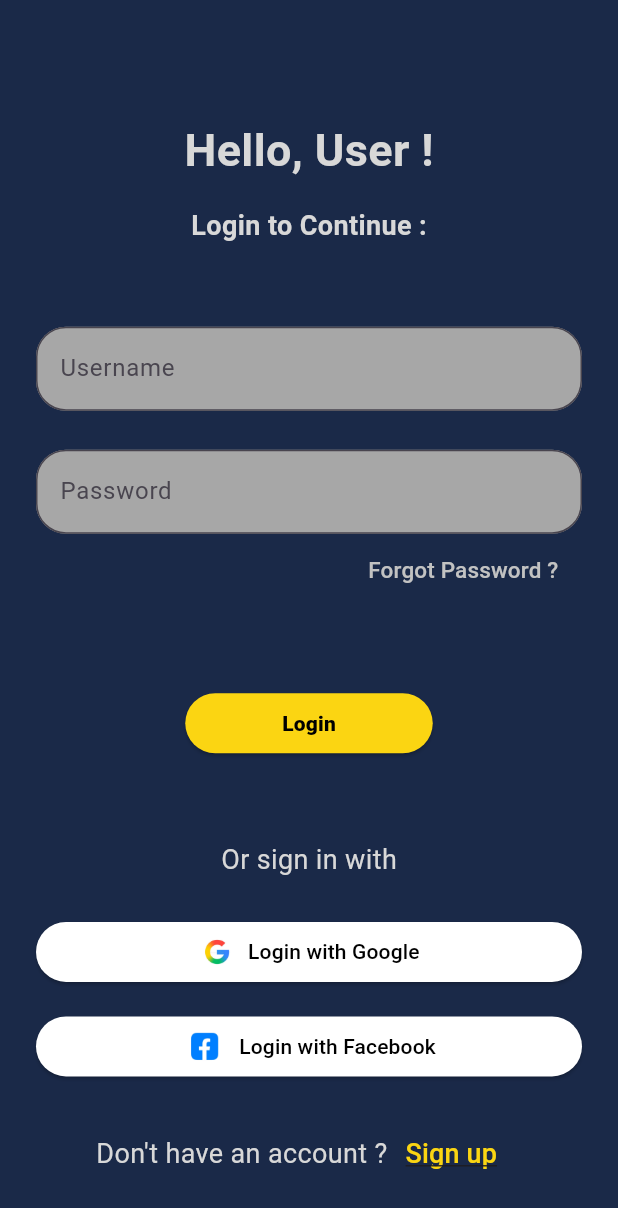
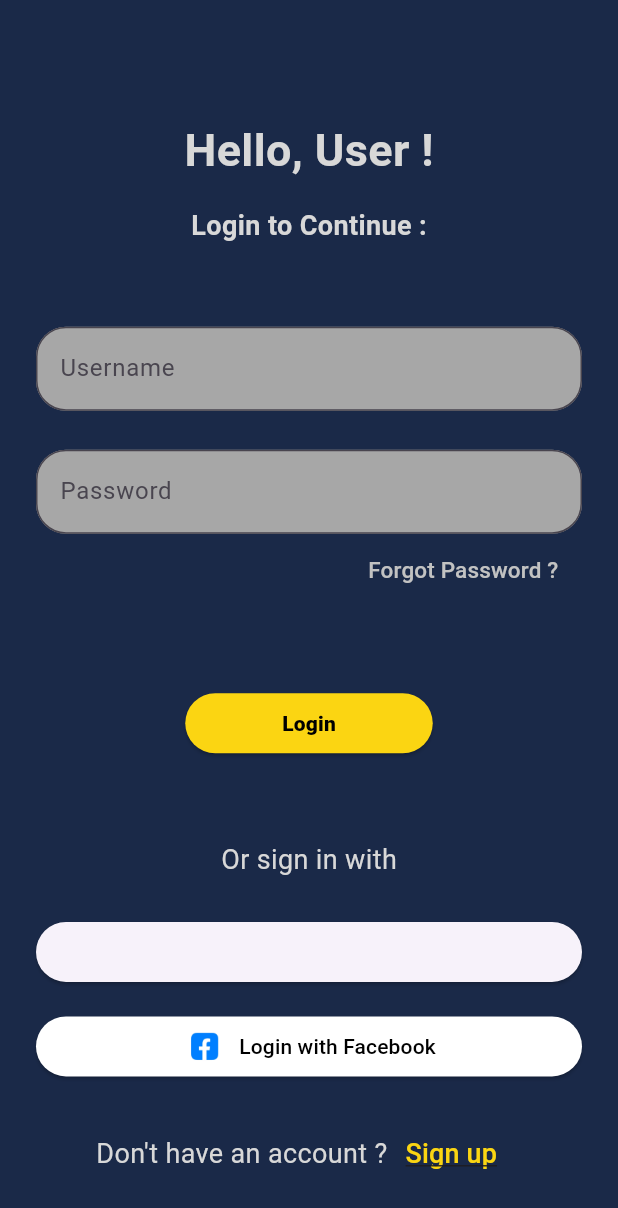
Before and after one commit to anmol-sarin/Flutter-Projects, a Flutter app: the screen it shows after launch, on a phone screen of 412 x 824 dp. Shown: the top 1208 px of the screen. Run offline on Flutter 3.47's test engine with Material 3 defaults, Android fonts, the phone set to English and light mode, and no system bars.

Commit message:
HOLI COMMIT5

```diff
--- a/lib/pages/loginPage.dart
+++ b/lib/pages/loginPage.dart
@@ -107,9 +107,9 @@ class LoginPage extends StatelessWidget{
           ),
           ElevatedButton(
             style:ElevatedButton.styleFrom(
-              foregroundColor: Colors.black,
-              backgroundColor:Colors.white,
-              shape:RoundedRectangleBorder(borderRadius: BorderRadius.all(Radius.circular(50)))
+              // foregroundColor: Colors.black,
+              // backgroundColor:Colors.white,
+              // shape:RoundedRectangleBorder(borderRadius: BorderRadius.all(Radius.circular(50)))
             ),
             onPressed: (){
             print("clicked google !!");
@@ -117,9 +117,9 @@ class LoginPage extends StatelessWidget{
             child:Row(
               mainAxisAlignment:MainAxisAlignment.center,
               children:[
-                Image.asset('assets/images/google.jpg',width:25,height:25),
-                 SizedBox(width:8),
-                Text('Login with Google')]
+                // Image.asset('assets/images/google.jpg',width:25,height:25),
+                //  SizedBox(width:8),
+                // Text('Login with Google')]
               )
           ),
             SizedBox(
```
